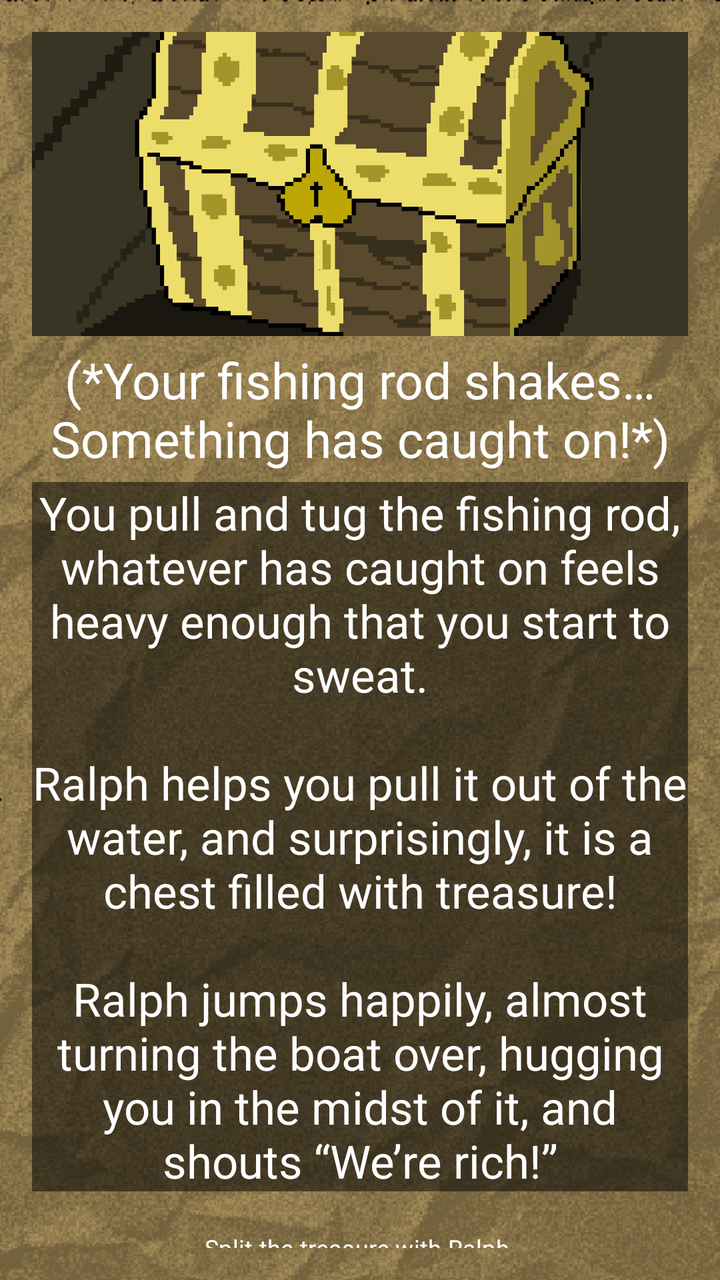
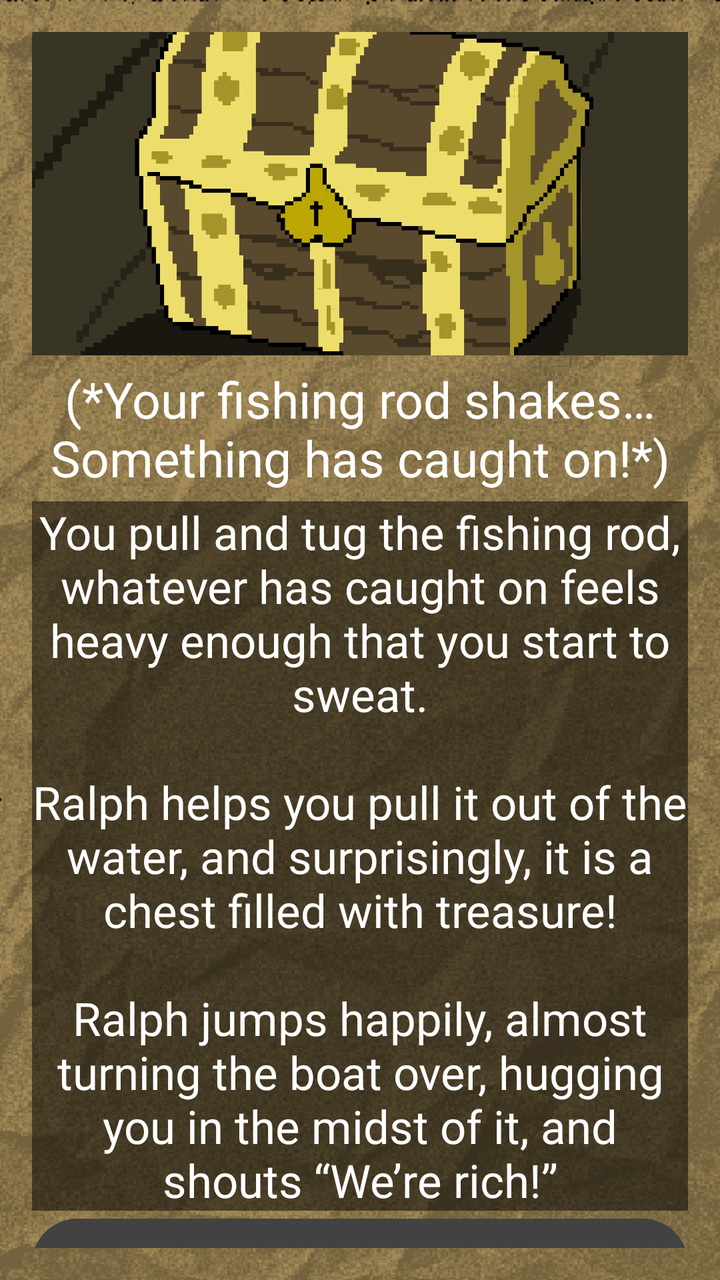

Before-and-after screenshots of an Android layout around one commit, followed by the original layout XML and the change that was made.
<!-- AndroidManifest.xml: application theme Theme.ChoiceQuest -->
<!-- res/layout/activity_page2_1_1_1_1_1.xml -->
<?xml version="1.0" encoding="utf-8"?>
<LinearLayout xmlns:android="http://schemas.android.com/apk/res/android"
    xmlns:app="http://schemas.android.com/apk/res-auto"
    xmlns:tools="http://schemas.android.com/tools"
    android:id="@+id/page2_1_1_1_1_1"
    android:layout_width="match_parent"
    android:layout_height="match_parent"
    android:gravity="center"
    android:orientation="vertical"
    android:background="@drawable/papertexture_"
    android:backgroundTint="#f8e7c2"
    android:backgroundTintMode="multiply"
    android:padding="16dp"
    tools:context=".Page2_1_1_1_1_1">

    <View
        android:layout_width="match_parent"
        android:layout_height="0dp"
        android:layout_weight="0.1"/>

    <ImageView
        android:id="@+id/imageView"
        android:layout_width="412dp"
        android:layout_height="250dp"
        android:src="@drawable/page2_1_1_1_1_1"/>

    <View
        android:layout_width="match_parent"
        android:layout_height="1dp"
        android:layout_weight="0.1"/>

    <TextView
        android:layout_width="match_parent"
        android:layout_height="wrap_content"
        android:fontFamily="@font/pixelspace"
        android:gravity="center"
        android:padding="5dp"
        android:text="(*Your fishing rod shakes… Something has caught on!*)"
        android:textColor="@color/white"
        android:textSize="25sp" />
    <View
        android:layout_width="match_parent"
        android:layout_height="0dp"
        android:layout_weight="0.1"/>

    <TextView
        android:id="@+id/tv_page2_1_1_1_1_1"
        android:layout_width="match_parent"
        android:layout_height="wrap_content"
        android:gravity="center"
        android:background="#80000000"
        android:fontFamily="@font/pixelgame_font"
        android:text="You pull and tug the fishing rod, whatever has caught on feels heavy enough that you start to sweat.\n\nRalph helps you pull it out of the water, and surprisingly, it is a chest filled with treasure!\n\nRalph jumps happily, almost turning the boat over, hugging you in the midst of it, and shouts “We’re rich!”"
        android:textColor="#FFFFFF"
        android:textSize="23sp" />
    <View
        android:layout_width="match_parent"
        android:layout_height="0dp"
        android:layout_weight="0.1"/>

    <Button
        android:layout_width="match_parent"
        android:layout_height="wrap_content"
        android:fontFamily="@font/quest_font"
        android:gravity="center"
        android:padding="16dp"
        android:textSize="12sp"
        android:background="@android:color/transparent"
        android:text="Split the treasure with Ralph."
        android:onClick="page2_1_1_1_1_1_1"/>

    <Button
        android:layout_width="match_parent"
        android:layout_height="wrap_content"
        android:fontFamily="@font/quest_font"
        android:gravity="center"
        android:padding="16dp"
        android:textSize="12sp"
        android:background="@android:color/transparent"
        android:text="Push Ralph off the boat and take the treasure for yourself."
        android:onClick="page2_1_1_1_1_1_2"/>

</LinearLayout>
<!-- resources referenced by this layout -->
<resources>
  <color name="white">#FFFFFF</color>
  <!-- drawable page2_1_1_1_1_1: png bitmap (drawable, 20030 bytes) -->
  <!-- drawable papertexture_: png bitmap (drawable, 156948 bytes) -->
  <style name="Theme.ChoiceQuest" parent="Base.Theme.ChoiceQuest" />
  <style name="Base.Theme.ChoiceQuest" parent="Theme.Material3.DayNight.NoActionBar">
          
          
      </style>
</resources>

<!-- the commit's change to res/layout/activity_page2_1_1_1_1_1.xml (unified diff, before → after) -->
@@ -64,8 +64,9 @@
         android:fontFamily="@font/quest_font"
         android:gravity="center"
         android:padding="16dp"
-        android:textSize="12sp"
-        android:background="@android:color/transparent"
+        android:textSize="10sp"
+        android:textColor="@color/white"
+        android:backgroundTint="@color/cardview_dark_background"
         android:text="Split the treasure with Ralph."
         android:onClick="page2_1_1_1_1_1_1"/>
 
@@ -75,8 +76,9 @@
         android:fontFamily="@font/quest_font"
         android:gravity="center"
         android:padding="16dp"
-        android:textSize="12sp"
-        android:background="@android:color/transparent"
+        android:textSize="10sp"
+        android:textColor="@color/white"
+        android:backgroundTint="@color/cardview_dark_background"
         android:text="Push Ralph off the boat and take the treasure for yourself."
         android:onClick="page2_1_1_1_1_1_2"/>
 
